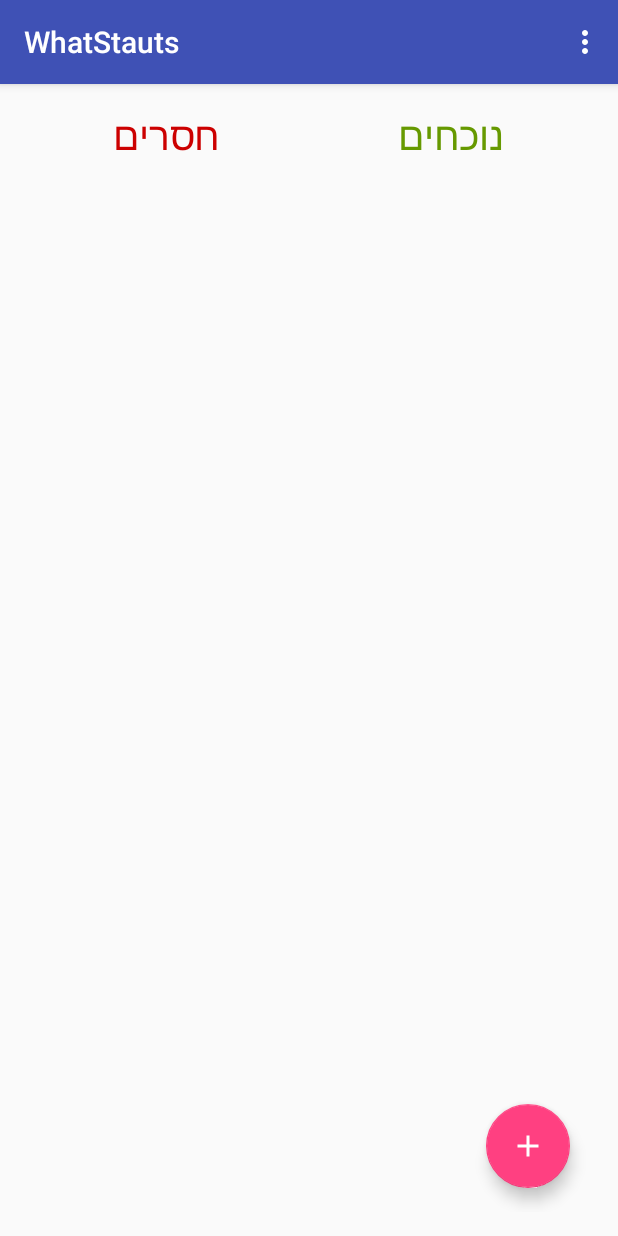
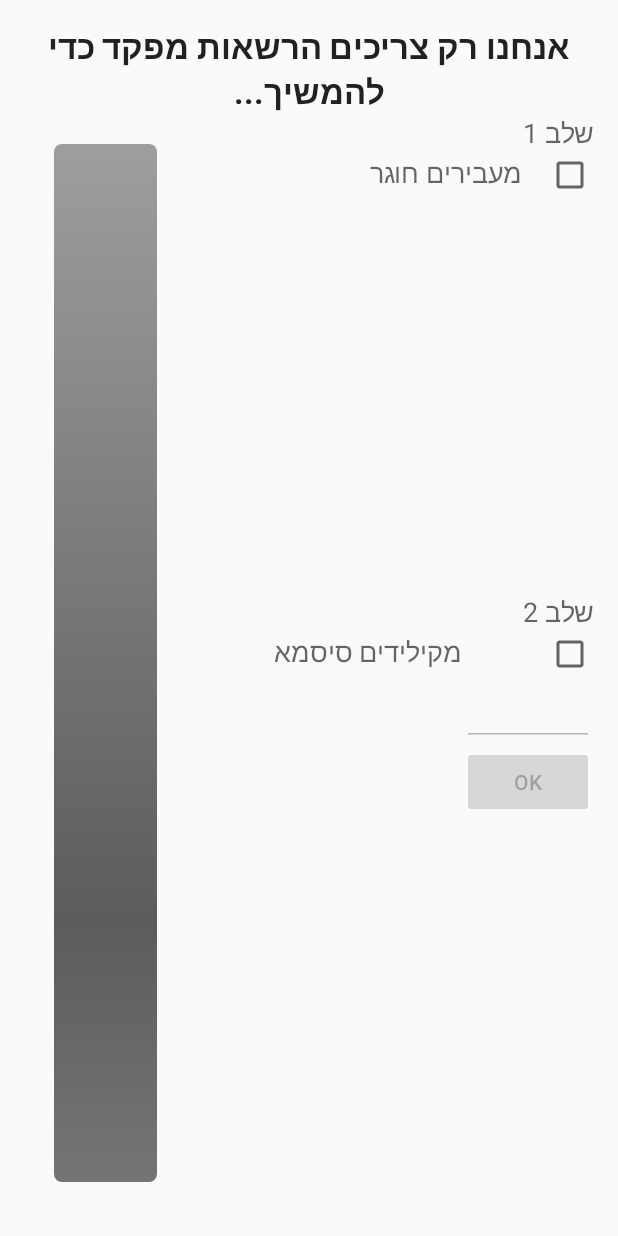
Before and after one commit to orezrice/WasStatus, an Android app: the MainActivity screen opened directly, with no data from a screen before it, in the options menu, after a tap on "אפס", on a phone screen of 412 x 824 dp. Run offline under Robolectric (Android 15) with nearby library versions, the phone set to English and light mode, and no system bars; 5 statements that could not run were skipped.

Commit message:
authentication page

```diff
--- a/WhatStatus/app/src/main/AndroidManifest.xml
+++ b/WhatStatus/app/src/main/AndroidManifest.xml
@@ -39,7 +39,11 @@
         <activity
             android:name=".Main2Activity"
             android:label="@string/title_activity_main2"
-            android:theme="@style/AppTheme.NoActionBar"></activity>
+            android:theme="@style/AppTheme.NoActionBar" />
+        <activity
+            android:name=".authenticationActivity"
+            android:label="@string/title_activity_authentication"
+            android:theme="@style/AppTheme.NoActionBar" />
     </application>
 
 </manifest>
--- /dev/null
+++ b/WhatStatus/app/src/main/java/com/whatstatus/authenticationActivity.java
@@ -0,0 +1,101 @@
+package com.whatstatus;
+
+import android.app.Activity;
+import android.content.Intent;
+import android.nfc.NfcAdapter;
+import android.os.CountDownTimer;
+import android.support.v7.app.AppCompatActivity;
+import android.os.Bundle;
+import android.view.View;
+import android.widget.Button;
+import android.widget.CheckBox;
+import android.widget.EditText;
+import android.widget.ProgressBar;
+import android.widget.TextView;
+import android.widget.Toast;
+
+import com.whatstatus.Models.Generals;
+
+import java.nio.ByteBuffer;
+
+public class authenticationActivity extends AppCompatActivity {
+
+    ProgressBar progress;
+
+    CheckBox checkLevel1;
+    CheckBox checkLevel2;
+
+    TextView txtLevel1;
+    EditText iptLevel2;
+
+    Button confirmButton;
+
+    int hogerNumber;
+    String password;
+
+    @Override
+    protected void onCreate(Bundle savedInstanceState) {
+        super.onCreate(savedInstanceState);
+        setContentView(R.layout.activity_authentication);
+
+        progress = (ProgressBar) findViewById(R.id.progress);
+
+        checkLevel1 = (CheckBox) findViewById(R.id.statusHogerNumber);
+        checkLevel2 = (CheckBox) findViewById(R.id.statusPass);
+
+        txtLevel1 = (TextView) findViewById(R.id.txtHogerNumber);
+        iptLevel2 = (EditText) findViewById(R.id.iptPass);
+
+        confirmButton = (Button) findViewById(R.id.btnConfirm);
+    }
+
+    @Override
+    protected void onNewIntent(Intent intent) {
+        if(intent.getAction().equals(NfcAdapter.ACTION_TAG_DISCOVERED) ||
+                intent.getAction().equals(NfcAdapter.ACTION_TECH_DISCOVERED)) {
+            handleNFCRead(intent);
+        }
+
+        super.onNewIntent(intent);
+    }
+
+    private void handleNFCRead(Intent intent) {
+        byte[] tagId = intent.getByteArrayExtra(NfcAdapter.EXTRA_ID);
+        hogerNumber = ByteBuffer.wrap(tagId).getInt();
+
+        progress.setProgress(1);
+        confirmButton.setEnabled(true);
+        txtLevel1.setText(hogerNumber + "");
+        txtLevel1.setVisibility(View.VISIBLE);
+        iptLevel2.setEnabled(true);
+    }
+
+    public void confirmClick(View v) {
+        password = iptLevel2.getText().toString();
+        checkLevel2.setChecked(true);
+        if(confirmed()) {
+
+            new CountDownTimer(1000, 100) {
+                @Override
+                public void onTick(long l) {
+
+                }
+
+                @Override
+                public void onFinish() {
+                    Intent returnIntent = new Intent();
+                    setResult(Activity.RESULT_OK,returnIntent);
+                    finish();
+                }
+            }.start();
+        } else {
+            Toast.makeText(this,
+                    "אנחנו כמעט שם!\nרק צריך לוודא שם משתמש וסיסמא",
+                    Toast.LENGTH_SHORT).show();
+        }
+    }
+
+    public boolean confirmed() {
+        return Math.random() >= 0.5d;
+    }
+}
--- /dev/null
+++ b/WhatStatus/app/src/main/res/layout/activity_authentication.xml
@@ -0,0 +1,114 @@
+<?xml version="1.0" encoding="utf-8"?>
+<RelativeLayout xmlns:android="http://schemas.android.com/apk/res/android"
+    xmlns:tools="http://schemas.android.com/tools"
+    android:layout_width="match_parent"
+    android:layout_height="match_parent"
+    android:paddingBottom="@dimen/activity_vertical_margin"
+    android:paddingLeft="@dimen/activity_horizontal_margin"
+    android:paddingRight="@dimen/activity_horizontal_margin"
+    android:paddingTop="@dimen/activity_vertical_margin"
+    tools:context="com.whatstatus.authenticationActivity"
+    android:layoutDirection="rtl"
+    >
+
+    <TextView
+        android:layout_width="wrap_content"
+        android:layout_height="wrap_content"
+        android:textAppearance="?android:attr/textAppearanceLarge"
+        android:textAlignment="center"
+        android:textStyle="bold"
+        android:id="@+id/titleTextView"
+        android:text="אנחנו רק צריכים הרשאות מפקד כדי להמשיך..."/>
+
+    <LinearLayout
+        android:layout_below="@id/titleTextView"
+        android:layout_width="match_parent"
+        android:layout_height="match_parent"
+        android:weightSum="1"
+        android:orientation="horizontal">
+
+
+        <LinearLayout
+            android:layout_width="match_parent"
+            android:layout_height="match_parent"
+            android:layout_weight="0.3">
+
+            <TableLayout
+                android:layout_width="match_parent"
+                android:layout_height="match_parent">
+                <TableRow android:layout_weight="1">
+                    <TableLayout>
+                        <TableRow>
+                        <TextView
+                            android:textAppearance="?android:attr/textAppearanceMedium"
+                            android:text="שלב 1" />
+                        </TableRow>
+                        <TableRow>
+                            <CheckBox android:id="@+id/statusHogerNumber"
+                                android:checked="false" />
+                            <TextView
+                                android:textAppearance="?android:attr/textAppearanceMedium"
+                            android:text="מעבירים חוגר"/>
+                        </TableRow>
+                        <TableRow>
+                            <TextView android:visibility="gone" android:id="@+id/txtHogerNumber" />
+                        </TableRow>
+                    </TableLayout>
+
+                </TableRow>
+                <TableRow android:layout_weight="1" android:layout_width="match_parent">
+                    <TableLayout android:layout_width="match_parent">
+                        <TableRow>
+                            <TextView
+                                android:textAppearance="?android:attr/textAppearanceMedium"
+                                android:text="שלב 2"/>
+                        </TableRow>
+                        <TableRow>
+                            <CheckBox android:id="@+id/statusPass"
+                                android:checked="false" />
+                            <TextView
+                                android:textAppearance="?android:attr/textAppearanceMedium"
+                                android:text="מקילידים סיסמא"/>
+                        </TableRow>
+                        <TableRow android:layout_width="match_parent"
+                            android:layout_height="match_parent">
+                            <EditText android:enabled="false" android:layout_height="match_parent"
+                                android:layout_width="match_parent"
+                                android:inputType="textPassword"
+                                android:id="@+id/iptPass" />
+                        </TableRow>
+                        <TableRow>
+                            <Button
+                                android:id="@+id/btnConfirm"
+                                android:onClick="confirmClick"
+                                android:enabled="false"
+                                android:text="@android:string/ok" />
+                        </TableRow>
+                    </TableLayout>
+                </TableRow>
+
+            </TableLayout>
+        </LinearLayout>
+        <LinearLayout
+            android:orientation="vertical"
+            android:layout_width="match_parent"
+            android:layout_height="match_parent"
+            android:layout_weight="0.7"
+            android:weightSum="1">
+
+            <ProgressBar
+                android:padding="20sp"
+                android:max="2"
+                android:layout_width="match_parent"
+                android:layout_height="match_parent"
+                android:id="@+id/progress"
+                style="@android:style/Widget.ProgressBar.Horizontal"
+                android:layout_marginRight="5dp" />
+
+        </LinearLayout>
+
+
+    </LinearLayout>
+
+
+</RelativeLayout>
--- a/WhatStatus/app/src/main/res/values/strings.xml
+++ b/WhatStatus/app/src/main/res/values/strings.xml
@@ -4,4 +4,5 @@
 
     </string>
     <string name="title_activity_main2">Main2Activity</string>
+    <string name="title_activity_authentication">authenticationActivity</string>
 </resources>
```
Also changed, not shown: WhatStatus/app/src/main/java/com/whatstatus/MainActivity.java (+78 -1 lines), WhatStatus/app/src/main/java/com/whatstatus/Models/Generals.java (added, +15 -0 lines), WhatStatus/app/src/main/res/layout/add_by_id_dialog.xml (added, +23 -0 lines).
